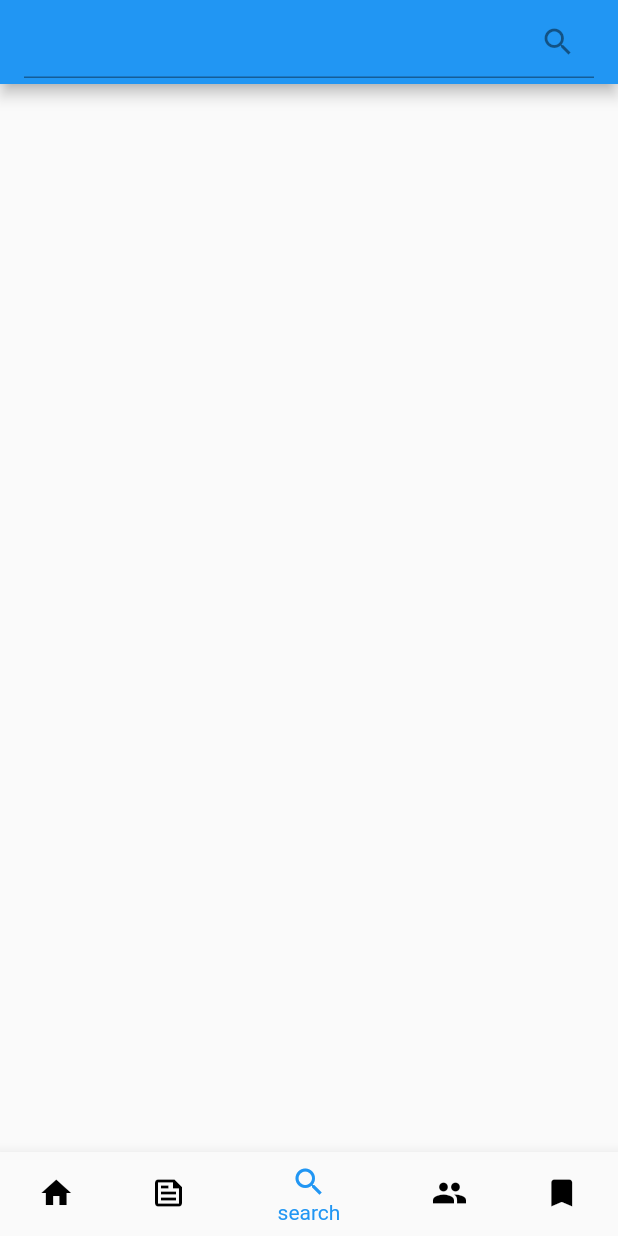
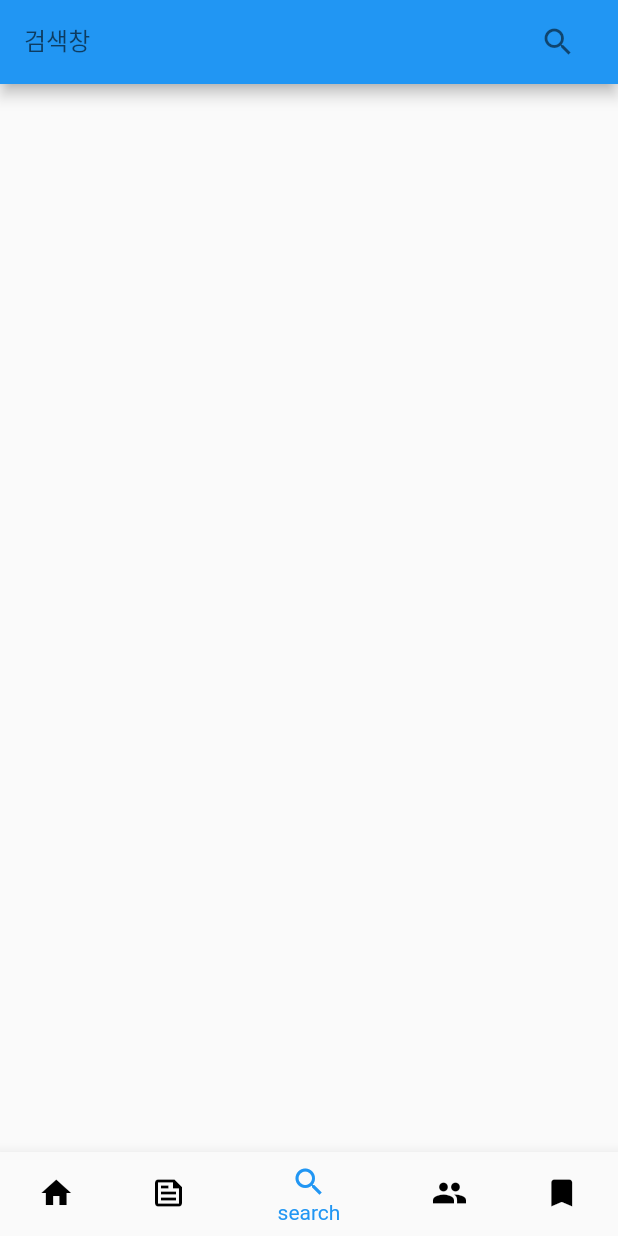
Before and after one commit to Chelly142/ocean_prototype, a Flutter app: the screen it shows after launch, item 3 of the bottom bar chosen, on a phone screen of 412 x 824 dp. Run offline on Flutter 3.47's test engine with Material 2 defaults, Android fonts, the phone set to English and light mode, and no system bars; our stand-ins replace flutter_native_splash.

Commit message:
textField 수정

```diff
--- a/lib/pages/search_page.dart
+++ b/lib/pages/search_page.dart
@@ -7,12 +7,25 @@ class Search_Page extends StatelessWidget {
   Widget build(BuildContext context) {
     return Scaffold(
       appBar : AppBar(
-        title: TextFormField(
-          decoration: InputDecoration(
-              suffixIcon: Icon(Icons.search)
-          ),
-        ),
-      )
-    );
+          title:
+          Container(
+            child: TextField(
+
+              decoration:
+              InputDecoration(
+                suffixIconColor: Colors.black54,
+                labelText: "검색창",
+                focusedBorder: UnderlineInputBorder(borderSide: BorderSide(width: 1,color: Colors.black54)),
+                suffixIcon: Icon(Icons.search),
+
+
+              ),
+            ),
+          )
+      ),
+
+
+
+        );
   }
 }
```
Also changed, not shown: lib/pages/feed_page.dart (+13 -4 lines), lib/pages/mypage_page.dart (+5 -2 lines).
